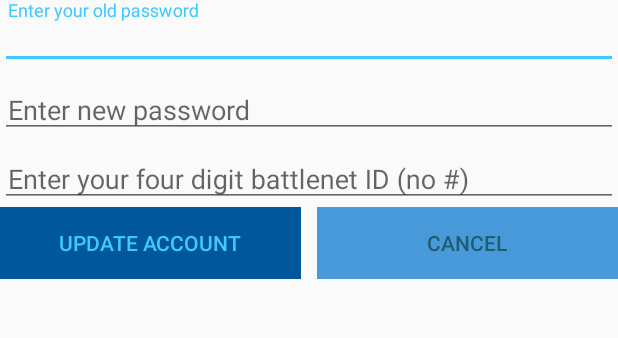
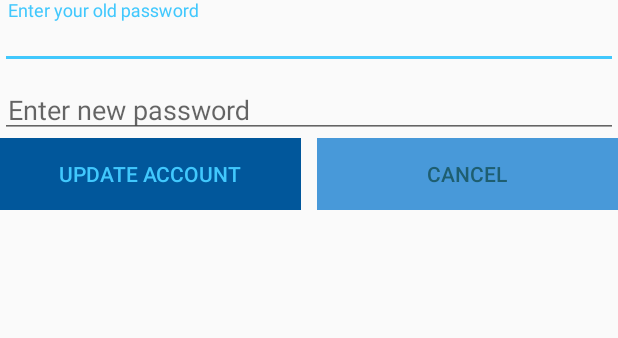
Before and after one commit to prikim/MobileNet, an Android app: the UserProfile screen opened directly, with no data from a screen before it, on a phone screen of 412 x 824 dp, the part 84-422 px from its top. Run offline under Robolectric (Android 15) with nearby library versions, the phone set to English and light mode, and no system bars; libraries missing offline, so code that uses them is left out: com.quickblox.chat, com.quickblox.core, com.quickblox.users; 2 statements that could not run were skipped.

Commit message:
Small Errors fixed

```diff
--- a/app/src/main/java/com/example/princess/mobilenet/Holder/MessagesHolder.java
+++ b/app/src/main/java/com/example/princess/mobilenet/Holder/MessagesHolder.java
@@ -7,7 +7,7 @@ import java.util.HashMap;
 import java.util.List;
 
 /**
- * Created by Avery on 6/5/17.
+ * Created by Princess on 6/5/17.
  */
 
 public class MessagesHolder {
--- a/app/src/main/java/com/example/princess/mobilenet/MessageActivity.java
+++ b/app/src/main/java/com/example/princess/mobilenet/MessageActivity.java
@@ -328,7 +328,6 @@ public class MessageActivity extends AppCompatActivity implements QBChatDialogMe
             }
         };
 
-        qbChatDialog.addParticipantListener(participantListener);
 
 
     }
--- a/app/src/main/java/com/example/princess/mobilenet/RegisterActivity.java
+++ b/app/src/main/java/com/example/princess/mobilenet/RegisterActivity.java
@@ -52,6 +52,7 @@ public class RegisterActivity extends AppCompatActivity {
                 String password = edtPassword.getText().toString();
 
                 QBUser qbUser = new QBUser(user,password);
+                //qbUser.setEmail("false");
                 qbUser.setFullName(edtUser.getText().toString());
 
                 QBUsers.signUp(qbUser).performAsync(new QBEntityCallback<QBUser>() {
--- a/app/src/main/java/com/example/princess/mobilenet/UserProfile.java
+++ b/app/src/main/java/com/example/princess/mobilenet/UserProfile.java
@@ -1,5 +1,4 @@
 package com.example.princess.mobilenet;
-
 import android.app.ProgressDialog;
 import android.content.Intent;
 import android.support.v7.app.AppCompatActivity;
@@ -12,6 +11,7 @@ import android.widget.Button;
 import android.widget.EditText;
 import android.widget.Toast;
 
+import com.example.princess.mobilenet.MainActivity;
 import com.example.princess.mobilenet.Common.Common;
 import com.quickblox.chat.QBChat;
 import com.quickblox.chat.QBChatService;
@@ -22,7 +22,10 @@ import com.quickblox.core.request.QBRequestGetBuilder;
 import com.quickblox.users.QBUsers;
 import com.quickblox.users.model.QBUser;
 
+import java.util.ArrayList;
+
 public class UserProfile extends AppCompatActivity {
+
 
 
 
@@ -30,6 +33,7 @@ public class UserProfile extends AppCompatActivity {
 
     EditText editPassword,editOldPassword,editBattlenet;
     Button btnUpdate,btnCancel;
+
 
 
     @Override
@@ -48,6 +52,8 @@ public class UserProfile extends AppCompatActivity {
             default:
                 break;
         }
+
+
         return true;
     }
 
@@ -58,7 +64,7 @@ public class UserProfile extends AppCompatActivity {
                 QBChatService.getInstance().logout(new QBEntityCallback<Void>() {
                     @Override
                     public void onSuccess(Void aVoid, Bundle bundle) {
-                        Common.set_status(false);
+
                         Toast.makeText(UserProfile.this, "Logged out", Toast.LENGTH_SHORT).show();
                         Intent intent = new Intent(UserProfile.this,MainActivity.class);
                         intent.addFlags(Intent.FLAG_ACTIVITY_CLEAR_TOP);
@@ -66,7 +72,7 @@ public class UserProfile extends AppCompatActivity {
 
                         startActivity(intent);
 
-                        //set status to offline
+
 
                         finish();
                     }
@@ -112,7 +118,7 @@ public class UserProfile extends AppCompatActivity {
             public void onClick(View v) {
                 String password = editPassword.getText().toString();
                 String oldPassword = editOldPassword.getText().toString();
-                String BattlenetID = "#" + editBattlenet.getText().toString();
+                //String BattlenetID = "#" + editBattlenet.getText().toString();
 
 
 
@@ -124,8 +130,8 @@ public class UserProfile extends AppCompatActivity {
                 if(!Common.isEmptyString(password))
                     user.setPassword(password);
 
-                if(!Common.isEmptyString(BattlenetID))
-                    user.setCustomData(BattlenetID);
+                //if(!Common.isEmptyString(BattlenetID))
+                  //  user.setPhone(BattlenetID);
 
                 final ProgressDialog mDialog = new ProgressDialog(UserProfile.this);
 
@@ -154,10 +160,13 @@ public class UserProfile extends AppCompatActivity {
     private void loadUserProfile() {
         QBUser currentUser = QBChatService.getInstance().getUser();
         String user = currentUser.getLogin();
-        String battleTag = currentUser.getCustomData();
+        //String battleTag = currentUser.getCustomData();
 
 
-        editBattlenet.setText(battleTag);
+
+
+
+        //editBattlenet.setText(battleTag);
 
 
     }
@@ -170,7 +179,7 @@ public class UserProfile extends AppCompatActivity {
 
         editPassword = (EditText)findViewById(R.id.update_password);
         editOldPassword = (EditText)findViewById(R.id.update_old_password);
-        editBattlenet = (EditText)findViewById(R.id.update_battlenetID);
+        //editBattlenet = (EditText)findViewById(R.id.update_battlenetID);
 
 
 
--- a/app/src/main/res/layout/activity_user_profile.xml
+++ b/app/src/main/res/layout/activity_user_profile.xml
@@ -54,20 +54,8 @@
 
         </android.support.design.widget.TextInputLayout>
 
-        <android.support.design.widget.TextInputLayout
-            android:layout_width="match_parent"
-            android:layout_height="wrap_content">
 
 
-            <EditText
-                android:id="@+id/update_battlenetID"
-                android:layout_width="match_parent"
-                android:layout_height="wrap_content"
-                android:hint="Enter your four digit battlenet ID (no #)"
-                android:inputType="number"
-                android:padding="5dp" />
-
-        </android.support.design.widget.TextInputLayout>
 
 
 
```
Also changed, not shown: app/src/main/java/com/example/princess/mobilenet/Adapter/UserListAdapter.java (+3 -40 lines), app/src/main/java/com/example/princess/mobilenet/Common/Common.java (+0 -14 lines), app/src/main/java/com/example/princess/mobilenet/MainActivity.java (+19 -2 lines), app/src/main/java/com/example/princess/mobilenet/UserListActivity.java (+0 -9 lines), app/src/main/res/layout/activity_message.xml (+0 -11 lines), app/src/main/res/layout/activity_user_list.xml (+0 -8 lines).
